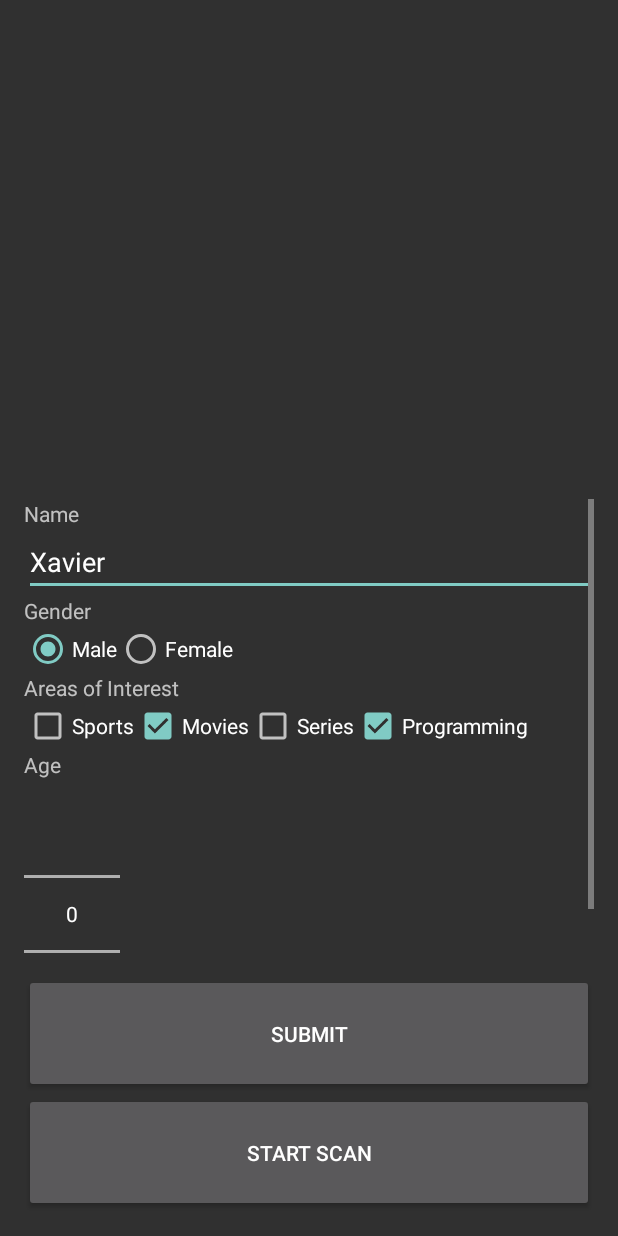
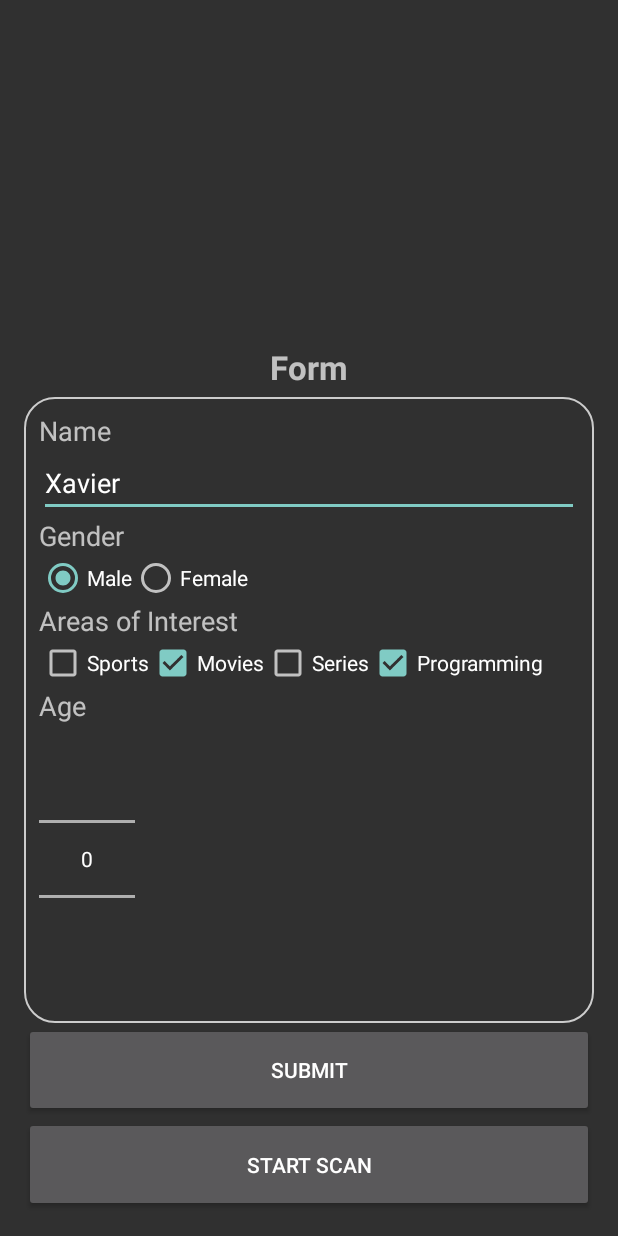
Before and after one commit to xaviersantos-ipl/BluetoothLowEnergyAndroid, an Android app: the layout activity_main.xml on its own in the app's theme, with its tools: preview values and no code run, on a phone screen of 412 x 824 dp. Run offline under Robolectric (Android 15) with nearby library versions, the phone set to English and light mode, and no system bars; network calls fail.

Commit message:
Update and Clean
Using signal strength as a filter is now working (set to -75).
Changed some aesthetic aspects of the app:
- Gave the form a title and a border (optional)
- Changed the size of the List of BLE devices, form, and Buttons
Form now only shows after the BLE device we want is found.
Cleaned the code a bit and deleted unused variables.

```diff
--- a/app/src/main/java/com/example/bluetoothlowenergytests/BluetoothLowEnergyDevices.java
+++ b/app/src/main/java/com/example/bluetoothlowenergytests/BluetoothLowEnergyDevices.java
@@ -3,7 +3,6 @@ package com.example.bluetoothlowenergytests;
 import android.bluetooth.BluetoothDevice;
 
 public class BluetoothLowEnergyDevices {
-
     private final BluetoothDevice bluetoothDevice;
     private int rssi;
     public BluetoothLowEnergyDevices(BluetoothDevice bluetoothDevice){this.bluetoothDevice = bluetoothDevice;}
--- a/app/src/main/java/com/example/bluetoothlowenergytests/Constants.kt
+++ b/app/src/main/java/com/example/bluetoothlowenergytests/Constants.kt
@@ -2,7 +2,7 @@ package com.example.bluetoothlowenergytests
 
 class Constants {
     companion object {
-        const val BASE_URL = "http://10.0.2.2:7579/"
+        const val BASE_URL = "http://bb045eb59571.ngrok.io/"
         const val USER = "superadmin"
         const val PASS = "f7c6c12d"
         const val REQUEST_TIMEOUT_DURATION = 10
--- /dev/null
+++ b/app/src/main/res/drawable/form_border.xml
@@ -0,0 +1,6 @@
+<?xml version="1.0" encoding="utf-8"?>
+<shape xmlns:android="http://schemas.android.com/apk/res/android" android:shape="rectangle">
+    <corners android:radius="20dp"/>
+    <padding android:left="10dp" android:right="10dp" android:top="10dp" android:bottom="10dp"/>
+    <stroke android:width="1dp" android:color="#CCCCCC"/>
+</shape>
--- a/app/src/main/res/layout/activity_main.xml
+++ b/app/src/main/res/layout/activity_main.xml
@@ -14,16 +14,27 @@
     <ScrollView
         android:layout_width="match_parent"
         android:layout_height="0dp"
-        android:layout_weight="4"
+        android:layout_weight="2"
         android:fillViewport="true"
         android:textColor="@android:color/white"
         android:id="@+id/scrollView">
     </ScrollView>
+    <TextView
+        android:id="@+id/textViewForm"
+        android:text="Form"
+        android:textSize="@dimen/text_size_large"
+        android:padding="5dp"
+        android:textStyle="bold"
+        android:layout_gravity="center"
+        android:layout_width="wrap_content"
+        android:layout_height="wrap_content"/>
     <ScrollView
+        android:id="@+id/scrollViewForm"
         android:layout_width="match_parent"
         android:layout_height="0dp"
         android:layout_weight="4"
         android:fillViewport="true"
+        android:background="@drawable/form_border"
         android:textColor="@android:color/white">
 
         <LinearLayout
@@ -33,6 +44,7 @@
             android:orientation="vertical">
             <TextView
                 android:text="Name"
+                android:textSize="@dimen/text_size_medium"
                 android:layout_width="wrap_content"
                 android:layout_height="wrap_content"/>
             <EditText
@@ -43,6 +55,7 @@
                 android:layout_height="wrap_content"/>
             <TextView
                 android:text="Gender"
+                android:textSize="@dimen/text_size_medium"
                 android:layout_width="wrap_content"
                 android:layout_height="wrap_content"/>
             <RadioGroup
@@ -65,6 +78,7 @@
             </RadioGroup>
             <TextView
                 android:text="Areas of Interest"
+                android:textSize="@dimen/text_size_medium"
                 android:layout_width="wrap_content"
                 android:layout_height="wrap_content"/>
             <LinearLayout
@@ -96,6 +110,7 @@
             </LinearLayout>
             <TextView
                 android:text="Age"
+                android:textSize="@dimen/text_size_medium"
                 android:layout_width="wrap_content"
                 android:layout_height="wrap_content"/>
             <LinearLayout
@@ -114,14 +129,14 @@
     <Button
         android:layout_width="match_parent"
         android:layout_height="0dp"
-        android:layout_weight="1"
+        android:layout_weight="0.6"
         android:text="Submit"
         android:id="@+id/btnSubmit"/>
 
     <Button
         android:layout_width="match_parent"
         android:layout_height="0dp"
-        android:layout_weight="1"
+        android:layout_weight="0.6"
         android:text="Start Scan"
         android:id="@+id/btn_scan"/>
 
--- a/app/src/main/res/xml/network_security_config.xml
+++ b/app/src/main/res/xml/network_security_config.xml
@@ -1,6 +1,6 @@
 <?xml version="1.0" encoding="utf-8"?>
 <network-security-config>
     <domain-config cleartextTrafficPermitted="true">
-        <domain includeSubdomains="true">10.0.2.2</domain>
+        <domain includeSubdomains="true">bb045eb59571.ngrok.io</domain>
     </domain-config>
 </network-security-config>
```
Also changed, not shown: app/src/main/java/com/example/bluetoothlowenergytests/ListAdapterBTLED.java (+4 -8 lines), app/src/main/java/com/example/bluetoothlowenergytests/MainActivity.java (+28 -32 lines), app/src/main/java/com/example/bluetoothlowenergytests/Scanner_BTLE.java (+2 -31 lines), app/src/main/java/com/example/bluetoothlowenergytests/Utils.java (+1 -6 lines).
